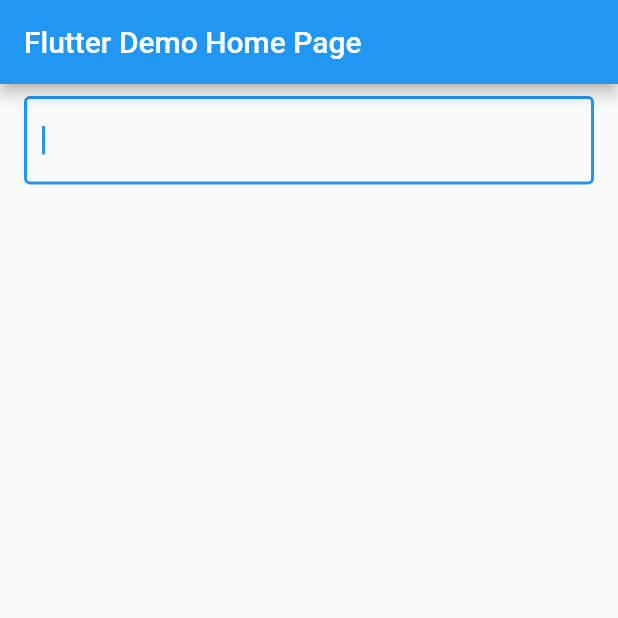
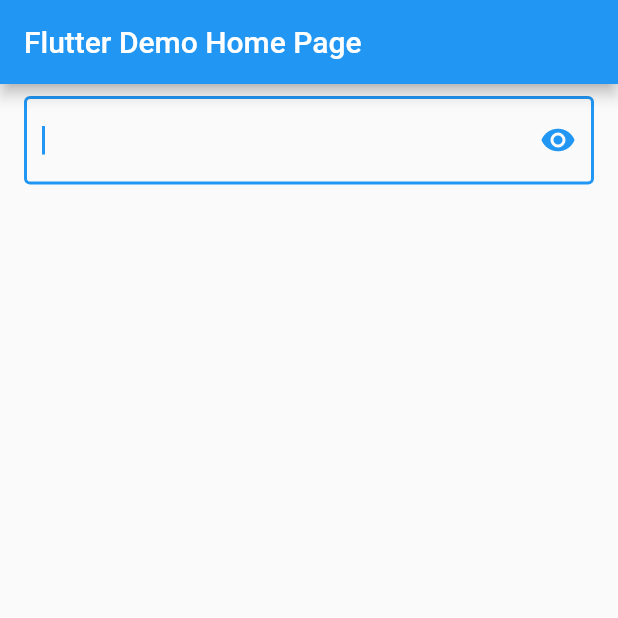
Before and after one commit to ikemura23/flutter-forms-playground, a Flutter app: the screen it shows after launch, on a phone screen of 412 x 824 dp, the top half of it. Run offline on Flutter 3.47's test engine with Material 2 defaults, Android fonts, the phone set to English and light mode, and no system bars.

Commit message:
add suffixIcon

```diff
--- a/lib/main.dart
+++ b/lib/main.dart
@@ -75,7 +75,10 @@ class _MyHomePageState extends State<MyHomePage> {
       key: _textFormKey,
       keyboardType: TextInputType.emailAddress,
       autofocus: true,
-      decoration: const InputDecoration(border: OutlineInputBorder()),
+      decoration: const InputDecoration(
+        border: OutlineInputBorder(),
+        suffixIcon: Icon(Icons.visibility),
+      ),
     );
   }
 }
```
